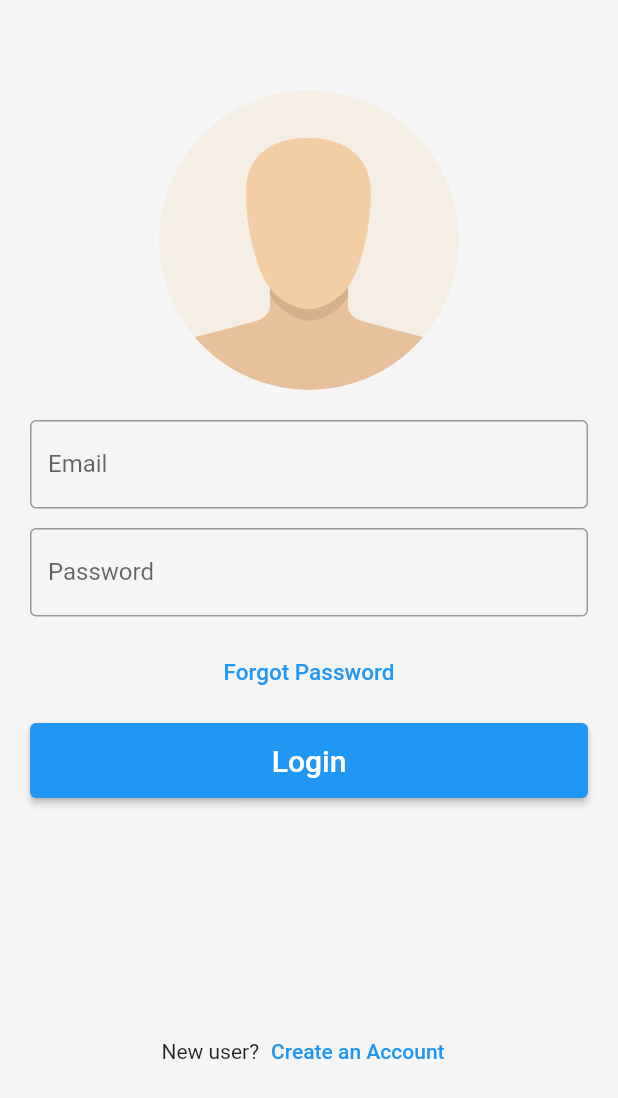
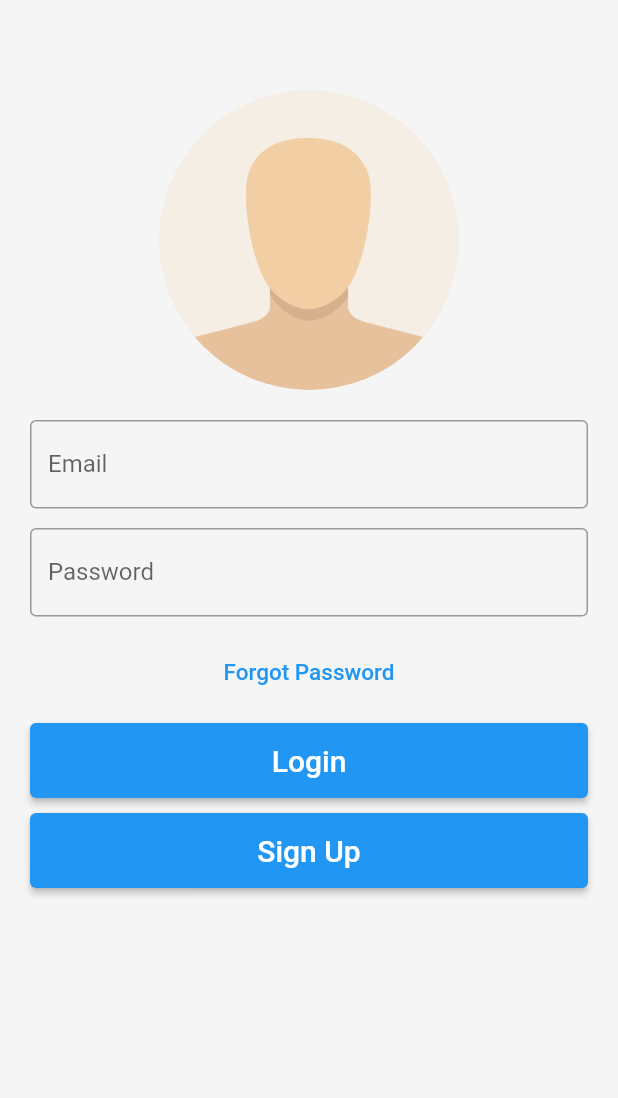
Before and after one commit to Hayyi123SM/latihan_flutter_loginUI, a Flutter app: the screen it shows after launch, on a phone screen of 412 x 824 dp. Shown: the top 1098 px of the screen. Run offline on Flutter 3.47's test engine with Material 2 defaults, Android fonts, the phone set to English and light mode, and no system bars; our stand-ins replace firebase_auth, firebase_core; accounts and stored records are empty.

Commit message:
Konfigurasi Firebase dan Membuat login dengan firebase

```diff
--- a/lib/Login.dart
+++ b/lib/Login.dart
@@ -1,13 +1,23 @@
 import 'package:flutter/material.dart';
 import 'package:login_ui/dashboard.dart';
+import 'package:firebase_auth/firebase_auth.dart';
+import 'package:firebase_core/firebase_core.dart';
+
 class LoginDemo extends StatefulWidget {
+  TextEditingController emailController = TextEditingController(text: "");
+  TextEditingController passwordController = TextEditingController(text: "");
+
   @override
   _LoginDemoState createState() => _LoginDemoState();
 }
 
-class _LoginDemoState extends State<LoginDemo> {
+  class _LoginDemoState extends State<LoginDemo> {
+
   @override
   Widget build(BuildContext context){
+    TextEditingController emailController = TextEditingController();
+    TextEditingController passwordController = TextEditingController();
+
     return Scaffold(
       // Membuat backround dari scaffold menjadi abu-abu dengan kadar 100
       backgroundColor: Colors.grey[100],
@@ -41,6 +51,7 @@ class _LoginDemoState extends State<LoginDemo> {
               padding: EdgeInsets.symmetric(horizontal: 20),
               // Membuat inputan text Email
               child: TextField(
+                controller: emailController,
                 decoration: InputDecoration(
                   border: OutlineInputBorder(),
                   labelText: 'Email',
@@ -56,6 +67,7 @@ class _LoginDemoState extends State<LoginDemo> {
               padding: EdgeInsets.symmetric(horizontal: 20),
               // Membuat inputan password
               child: TextField(
+                controller: passwordController,
                 // Membuat agar karakter dari inputan password di hide
                 obscureText: true,
                 decoration: InputDecoration(
@@ -90,11 +102,22 @@ class _LoginDemoState extends State<LoginDemo> {
               child: SizedBox(
                 height: 50,
                 width: double.infinity,
+                // Memuat tombol submit
                 child: ElevatedButton(
-                  onPressed: (){
-                    // Navigasi ketika tombol login di tekan
-                    Navigator.push(
-                        context, MaterialPageRoute(builder: (_) => Dashboard()));
+                  onPressed: () async{
+                    //Melakukan cek apakah data / cookie user masih ada
+                    if(FirebaseAuth.instance.currentUser == null){
+                      // Melakukan try untuk login dengan user & password
+                      try{
+                        await FirebaseAuth.instance.signInWithEmailAndPassword(
+                            email: emailController.text,
+                            password: passwordController.text
+                        );
+                        // Mengambil exception ketika terjadi error saat proses login
+                      }on FirebaseAuthException catch(e){
+                        showNotivication(context, e.message.toString());
+                      }
+                    }
                   },
                   child: Text('Login', style: TextStyle(color: Colors.white, fontSize: 20),),
                 ),
@@ -102,23 +125,32 @@ class _LoginDemoState extends State<LoginDemo> {
             ),
             // Box kosong untuk mengatur jarak antara widget
             SizedBox(
-              height: 145,
+              height: 10,
             ),
             Padding(
               // Mengatur padding secara horizontal
-              padding: EdgeInsets.symmetric(horizontal: 15),
-              child: Row(
-                // Mengatur agar widget dari text berada di tengah
-                mainAxisAlignment: MainAxisAlignment.center,
-                children: <Widget>[
-                  Text('New user?'),
-                  TextButton(
-                      onPressed: (){
-
+              padding: EdgeInsets.symmetric(horizontal: 20),
+              child: SizedBox(
+                height: 50,
+                width: double.infinity,
+                // membuat tombol submit
+                child: ElevatedButton(
+                      onPressed: () async {
+                        // Melakukan try untuk login dengan user & password
+                        if(FirebaseAuth.instance.currentUser == null){
+                          try{
+                            await FirebaseAuth.instance.createUserWithEmailAndPassword(
+                              email: emailController.text,
+                              password: passwordController.text,
+                            );
+                            // Mengambil exception ketika terjadi error saat proses login
+                          } on FirebaseAuthException catch(e){
+                            showNotivication(context, e.message.toString());
+                          }
+                        }
                       },
-                      child: Text('Create an Account', style: TextStyle(color: Colors.blue),)
-                  )
-                ],
+                      child: Text('Sign Up', style: TextStyle(color: Colors.white, fontSize: 20),)
+                  ),
               ),
             )
           ],
@@ -126,4 +158,11 @@ class _LoginDemoState extends State<LoginDemo> {
       ),
     );
   }
+
+  // Membuat fungsi notivikasi untuk error proses login & sign up
+  void showNotivication(BuildContext context, String message){
+    ScaffoldMessenger.of(context).showSnackBar(SnackBar(
+      backgroundColor: Colors.yellowAccent.shade700,
+      content: Text(message.toString()),));
+  }
 }
--- a/lib/main.dart
+++ b/lib/main.dart
@@ -1,8 +1,12 @@
+import 'package:firebase_auth/firebase_auth.dart';
 import 'package:flutter/material.dart';
-import 'package:login_ui/Login.dart';
-import 'package:login_ui/dashboard.dart';
+import 'package:firebase_core/firebase_core.dart';
 
-void main() {
+import 'wrapper.dart';
+
+void main() async {
+  WidgetsFlutterBinding.ensureInitialized();
+  await Firebase.initializeApp();
   runApp(const MyApp());
 }
 
@@ -12,8 +16,8 @@ class MyApp extends StatelessWidget {
   @override
   Widget build(BuildContext context) {
     return MaterialApp(
-      debugShowCheckedModeBanner: false,
-      home: LoginDemo(),
+        debugShowCheckedModeBanner: false,
+        home: Wrapper(),
     );
   }
 }
--- /dev/null
+++ b/lib/wrapper.dart
@@ -0,0 +1,24 @@
+import 'package:firebase_auth/firebase_auth.dart';
+import 'package:flutter/material.dart';
+import 'package:login_ui/Login.dart';
+import 'package:login_ui/dashboard.dart';
+class Wrapper extends StatelessWidget {
+  const Wrapper({Key? key}) : super(key: key);
+
+  @override
+  Widget build(BuildContext context) {
+    // Streambuilder digunakan untuk mengecek data sercara realtime pada firebase
+    return StreamBuilder<User?>(
+      // Melakukan instansiasi firebase
+      stream: FirebaseAuth.instance.userChanges(),
+      builder: (context, snapshot) {
+        // Mengecek data snapshot
+        if(snapshot.hasData){
+          return Dashboard();
+        }else{
+          return LoginDemo();
+        }
+      }
+    );
+  }
+}
--- a/pubspec.yaml
+++ b/pubspec.yaml
@@ -35,6 +35,10 @@ dependencies:
   # The following adds the Cupertino Icons font to your application.
   # Use with the CupertinoIcons class for iOS style icons.
   cupertino_icons: ^1.0.2
+  firebase_auth: ^4.6.3
+  firebase_core: ^2.14.0
+  provider: ^6.0.5
+  google_fonts: ^4.0.4
 
 dev_dependencies:
   flutter_test:
```
Also changed, not shown: lib/dashboard.dart (+79 -1 lines), pubspec.lock, 7 other files.
